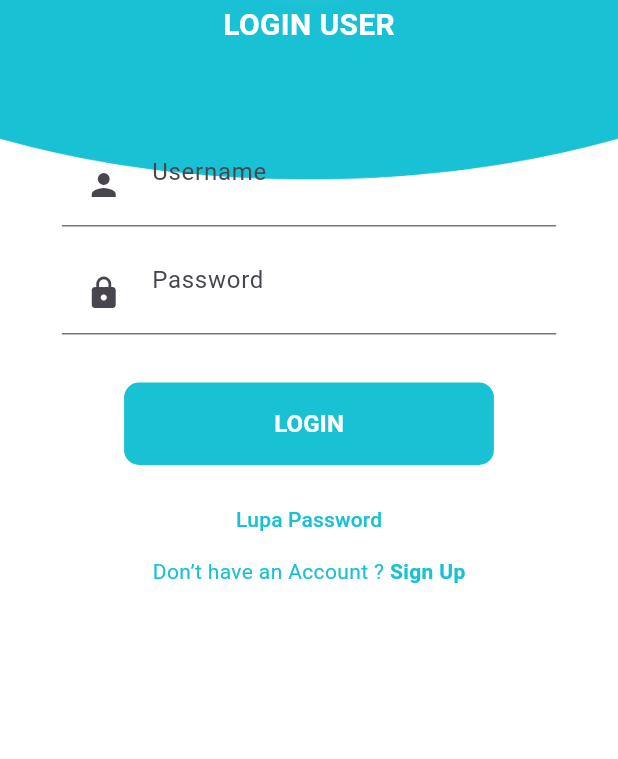
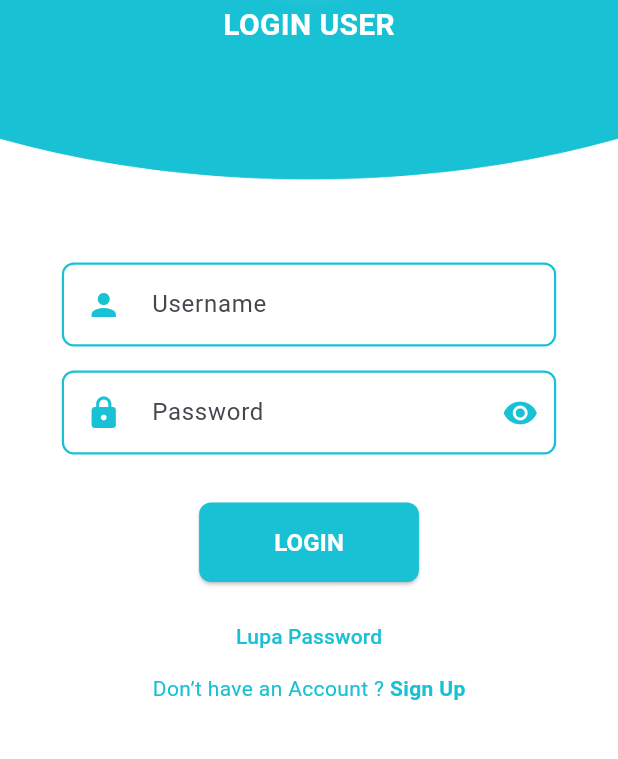
Before and after one commit to backupesolusindo/monevttd, a Flutter app: the screen it shows after launch, on a phone screen of 412 x 824 dp, the part 309-1068 px from its top. Run offline on Flutter 3.47's test engine with Material 3 defaults, Android fonts, the phone set to English and light mode, and no system bars; our stand-ins replace accordion, bloc, email_validator, firebase_core, firebase_messaging, fl_chart and 16 more; missing offline and left inert: android_alarm_manager_plus, flutter_pdfview; accounts and stored records are empty; network calls fail.

Commit message:
Update login_form.dart

```diff
--- a/lib/Login/components/login_form.dart
+++ b/lib/Login/components/login_form.dart
@@ -27,6 +27,7 @@ class LoginForm extends StatefulWidget {
 class _LoginFormState extends State<LoginForm> {
   final TextEditingController _usernameController = TextEditingController();
   final TextEditingController _passwordController = TextEditingController();
+  bool _obscureText = true; // Untuk mengontrol visibilitas password
 
   String clientId = "PKL2023";
   String clientSecret = "PKLSERU";
@@ -160,56 +161,97 @@ class _LoginFormState extends State<LoginForm> {
     return Form(
       child: Column(
         children: [
+          SizedBox(height: 80),
+          // Card(
+          //   elevation: 2,
+          //   shape: RoundedRectangleBorder(borderRadius: BorderRadius.circular(8)),
+          //   child:
           TextFormField(
             controller: _usernameController,
             keyboardType: TextInputType.emailAddress,
             textInputAction: TextInputAction.next,
-            cursorColor: kPrimaryColor,
+            cursorColor: PrimaryColor,
             decoration: InputDecoration(
               hintText: "Username",
               prefixIcon: Padding(
                 padding: const EdgeInsets.all(defaultPadding),
-                child: Icon(Icons.person),
+                child: Icon(Icons.person, color: PrimaryColor),
+              ),
+              border: OutlineInputBorder(
+                borderRadius: BorderRadius.circular(8),
+                borderSide: BorderSide(color: PrimaryColor, width: 1.5),
+              ),
+              enabledBorder: OutlineInputBorder(
+                borderRadius: BorderRadius.circular(8),
+                borderSide: BorderSide(color: PrimaryColor, width: 1.5),
+              ),
+              focusedBorder: OutlineInputBorder(
+                borderRadius: BorderRadius.circular(8),
+                borderSide: BorderSide(color: PrimaryColor, width: 2),
+              ),
+              filled: true,
+              fillColor: Colors.white,
             ),
           ),
-          ),
-          Padding(
-            padding: const EdgeInsets.symmetric(vertical: defaultPadding),
-            child: TextFormField(
+          // ),
+          SizedBox(height: 16),
+          // Card(
+          //   elevation: 2,
+          //   shape: RoundedRectangleBorder(borderRadius: BorderRadius.circular(8)),
+          //   child:
+          TextFormField(
             controller: _passwordController,
             textInputAction: TextInputAction.done,
-              obscureText: true,
-              cursorColor: kPrimaryColor,
+            obscureText: _obscureText,
+            cursorColor: PrimaryColor,
             decoration: InputDecoration(
               hintText: "Password",
               prefixIcon: Padding(
                 padding: const EdgeInsets.all(defaultPadding),
-                  child: Icon(Icons.lock),
+                child: Icon(Icons.lock, color: PrimaryColor),
+              ),
+              suffixIcon: IconButton(
+                icon: Icon(
+                  _obscureText ? Icons.visibility : Icons.visibility_off,
+                  color: PrimaryColor,
+                ),
+                onPressed: () {
+                  setState(() {
+                    _obscureText = !_obscureText;
+                  });
+                },
+              ),
+              border: OutlineInputBorder(
+                borderRadius: BorderRadius.circular(8),
+                borderSide: BorderSide(color: PrimaryColor, width: 1.5),
+              ),
+              enabledBorder: OutlineInputBorder(
+                borderRadius: BorderRadius.circular(8),
+                borderSide: BorderSide(color: PrimaryColor, width: 1.5),
+              ),
+              focusedBorder: OutlineInputBorder(
+                borderRadius: BorderRadius.circular(8),
+                borderSide: BorderSide(color: PrimaryColor, width: 2),
+              ),
+              filled: true,
+              fillColor: Colors.white,
             ),
           ),
+          // ),
+          SizedBox(height: 32),
+          ElevatedButton(
+            onPressed: _login,
+            style: ElevatedButton.styleFrom(
+              foregroundColor: Colors.white,
+              backgroundColor: PrimaryColor,
+              padding: EdgeInsets.symmetric(horizontal: 50, vertical: 15),
+              shape: RoundedRectangleBorder(
+                borderRadius: BorderRadius.circular(8),
               ),
             ),
-          const SizedBox(height: defaultPadding),
-          Hero(
-            tag: "login_btn",
-            child: TextButton(
-              onPressed: _login,
-              style: TextButton.styleFrom(
-                backgroundColor: PrimaryColor,
-                padding: EdgeInsets.symmetric(
-                  horizontal: 100,
-                  vertical: defaultPadding,
-                ),
-                shape: RoundedRectangleBorder(
-                  borderRadius: BorderRadius.circular(10),
-                ),
-              ),
-              child: Text("Login".toUpperCase(),
-                  style: TextStyle(
-                    fontSize: 16,
-                    fontWeight: FontWeight.bold,
-                    color: TextColorLight,
-                  )),
+            child: Text(
+              "Login".toUpperCase(),
+              style: TextStyle(fontSize: 16, fontWeight: FontWeight.bold),
             ),
           ),
           const SizedBox(height: defaultPadding),
```
Lines whose indentation alone changed are shown as unchanged.
